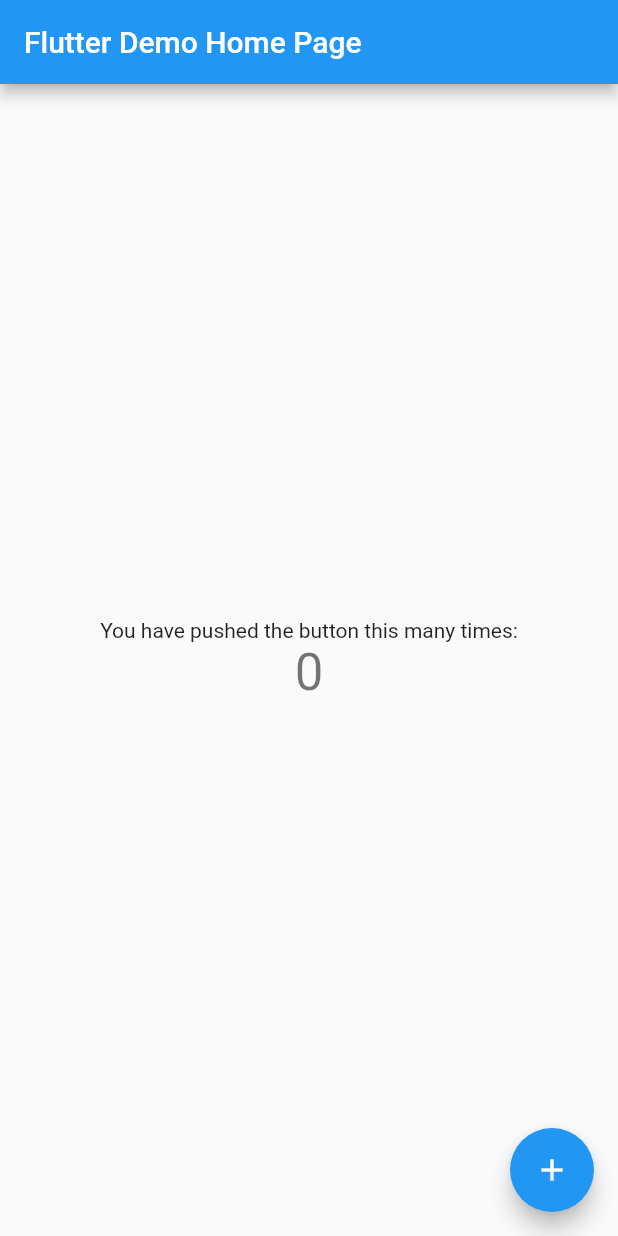
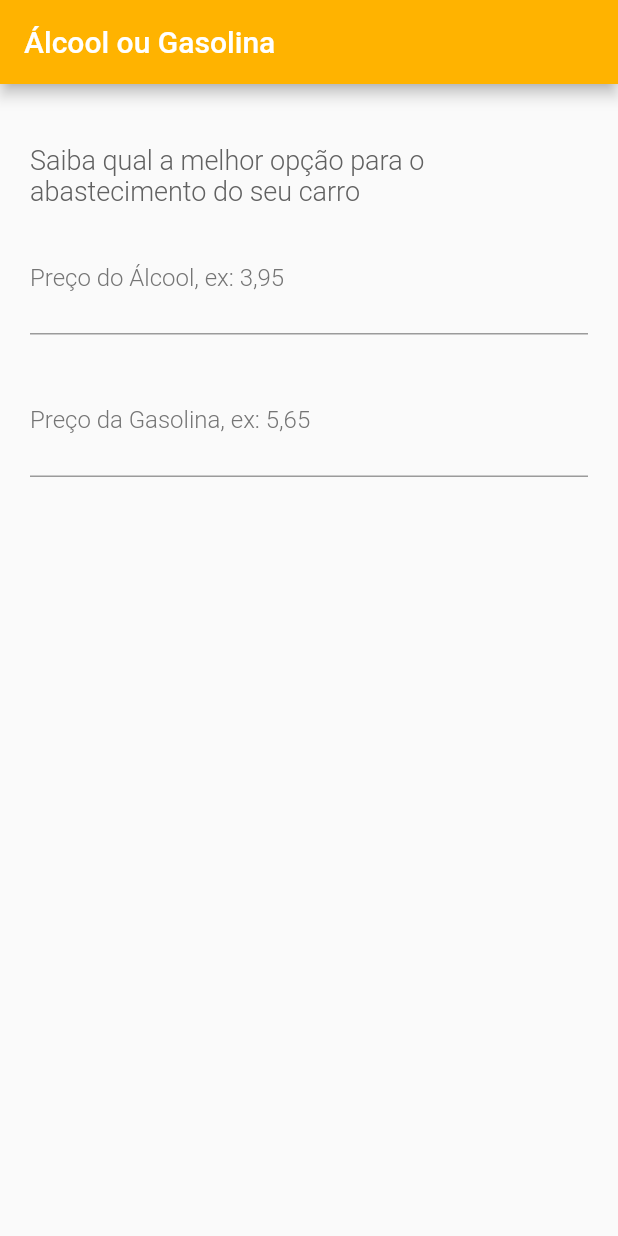
Before and after one commit to ThaysMrtns/Alcool_ou_gasolina, a Flutter app: the screen it shows after launch, on a phone screen of 412 x 824 dp. Run offline on Flutter 3.47's test engine with Material 2 defaults, Android fonts, the phone set to English and light mode, and no system bars.

Commit message:
Adicionando formulário

```diff
--- a/lib/main.dart
+++ b/lib/main.dart
@@ -1,117 +1,34 @@
 import 'package:flutter/material.dart';
+import 'package:alcoolOuGasolina/views/form.dart';
 
 void main() {
-  runApp(MyApp());
+  runApp(MaterialApp(
+    home: App(),
+    debugShowCheckedModeBanner: false,
+  ));
 }
 
-class MyApp extends StatelessWidget {
-  // This widget is the root of your application.
+class App extends StatefulWidget {
+  @override
+  _AppState createState() => _AppState();
+}
+
+class _AppState extends State<App> {
   @override
   Widget build(BuildContext context) {
-    return MaterialApp(
-      title: 'Flutter Demo',
-      theme: ThemeData(
-        // This is the theme of your application.
-        //
-        // Try running your application with "flutter run". You'll see the
-        // application has a blue toolbar. Then, without quitting the app, try
-        // changing the primarySwatch below to Colors.green and then invoke
-        // "hot reload" (press "r" in the console where you ran "flutter run",
-        // or simply save your changes to "hot reload" in a Flutter IDE).
-        // Notice that the counter didn't reset back to zero; the application
-        // is not restarted.
-        primarySwatch: Colors.blue,
-        // This makes the visual density adapt to the platform that you run
-        // the app on. For desktop platforms, the controls will be smaller and
-        // closer together (more dense) than on mobile platforms.
-        visualDensity: VisualDensity.adaptivePlatformDensity,
+    return Scaffold(
+      appBar: AppBar(
+        title: Text(
+          "Álcool ou Gasolina"
+        ),
+        backgroundColor: Colors.amber[600],
       ),
-      home: MyHomePage(title: 'Flutter Demo Home Page'),
+      body: Padding(
+        padding: EdgeInsets.all(20),
+        child: Column(children: [
+          Formulario(),
+        ],),
+      ),
     );
   }
 }
-
-class MyHomePage extends StatefulWidget {
-  MyHomePage({Key key, this.title}) : super(key: key);
-
-  // This widget is the home page of your application. It is stateful, meaning
-  // that it has a State object (defined below) that contains fields that affect
-  // how it looks.
-
-  // This class is the configuration for the state. It holds the values (in this
-  // case the title) provided by the parent (in this case the App widget) and
-  // used by the build method of the State. Fields in a Widget subclass are
-  // always marked "final".
-
-  final String title;
-
-  @override
-  _MyHomePageState createState() => _MyHomePageState();
-}
-
-class _MyHomePageState extends State<MyHomePage> {
-  int _counter = 0;
-
-  void _incrementCounter() {
-    setState(() {
-      // This call to setState tells the Flutter framework that something has
-      // changed in this State, which causes it to rerun the build method below
-      // so that the display can reflect the updated values. If we changed
-      // _counter without calling setState(), then the build method would not be
-      // called again, and so nothing would appear to happen.
-      _counter++;
-    });
-  }
-
-  @override
-  Widget build(BuildContext context) {
-    // This method is rerun every time setState is called, for instance as done
-    // by the _incrementCounter method above.
-    //
-    // The Flutter framework has been optimized to make rerunning build methods
-    // fast, so that you can just rebuild anything that needs updating rather
-    // than having to individually change instances of widgets.
-    return Scaffold(
-      appBar: AppBar(
-        // Here we take the value from the MyHomePage object that was created by
-        // the App.build method, and use it to set our appbar title.
-        title: Text(widget.title),
-      ),
-      body: Center(
-        // Center is a layout widget. It takes a single child and positions it
-        // in the middle of the parent.
-        child: Column(
-          // Column is also a layout widget. It takes a list of children and
-          // arranges them vertically. By default, it sizes itself to fit its
-          // children horizontally, and tries to be as tall as its parent.
-          //
-          // Invoke "debug painting" (press "p" in the console, choose the
-          // "Toggle Debug Paint" action from the Flutter Inspector in Android
-          // Studio, or the "Toggle Debug Paint" command in Visual Studio Code)
-          // to see the wireframe for each widget.
-          //
-          // Column has various properties to control how it sizes itself and
-          // how it positions its children. Here we use mainAxisAlignment to
-          // center the children vertically; the main axis here is the vertical
-          // axis because Columns are vertical (the cross axis would be
-          // horizontal).
-          mainAxisAlignment: MainAxisAlignment.center,
-          children: <Widget>[
-            Text(
-              'You have pushed the button this many times:',
-            ),
-            Text(
-              '$_counter',
-              style: Theme.of(context).textTheme.headline4,
-            ),
-          ],
-        ),
-      ),
-      floatingActionButton: FloatingActionButton(
-        onPressed: _incrementCounter,
-        tooltip: 'Increment',
-        child: Icon(Icons.add),
-      ), // This trailing comma makes auto-formatting nicer for build methods.
-    );
-  }
-}
--- /dev/null
+++ b/lib/views/form.dart
@@ -0,0 +1,45 @@
+import 'package:flutter/material.dart';
+
+class Formulario extends StatefulWidget {
+  @override
+  _FormState createState() => _FormState();
+}
+
+class _FormState extends State<Formulario> {
+  @override
+  Widget build(BuildContext context) {
+    return Container(
+      child: Column(
+        children: [
+          Padding(
+            padding: EdgeInsets.only(top: 20),
+            child: Text(
+              "Saiba qual a melhor opção para o abastecimento do seu carro",
+              style: TextStyle(fontSize: 18, color: Colors.grey[700], fontWeight: FontWeight.w300)
+            ),
+          ),
+          Padding(
+            padding: EdgeInsets.only(top: 10),
+            child: TextField(
+              decoration: InputDecoration(
+                contentPadding: EdgeInsets.symmetric(vertical: 20),
+                labelText: "Preço do Álcool, ex: 3,95",
+                labelStyle: TextStyle(fontSize: 16, color: Colors.grey[600], fontWeight: FontWeight.w300),
+              ),
+            ),
+          ),
+          Padding(
+            padding: EdgeInsets.only(top: 20),
+            child: TextField(
+              decoration: InputDecoration(
+                contentPadding: EdgeInsets.symmetric(vertical: 20),
+                labelText: "Preço da Gasolina, ex: 5,65",
+                labelStyle: TextStyle(fontSize: 16, color: Colors.grey[600], fontWeight: FontWeight.w300)
+              ),
+            ),
+          ),
+        ]
+      )
+    );
+  }
+}
```
Also changed, not shown: 4 other files.
